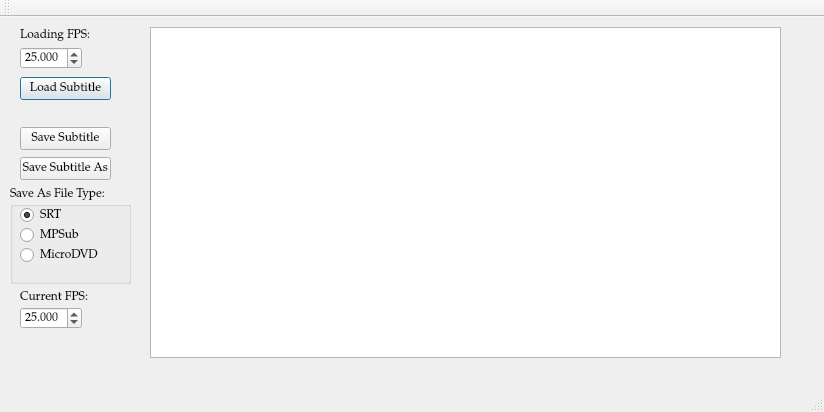
Before: the Qt Designer form mainwindow.ui in NikolaJov96/DivXConverter, drawn with Qt 5.
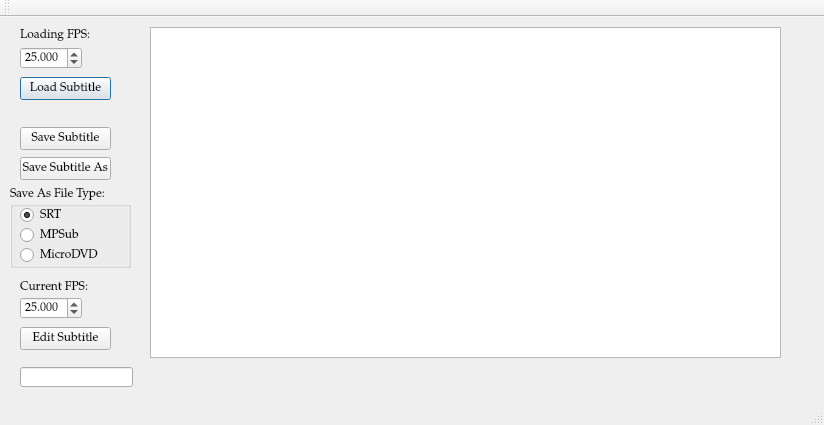
After: the same form once the commit is applied.

Commit message: Subtitle editing and searching. Doxygen comments.

The edit to the form file:
```diff
--- a/mainwindow.ui
+++ b/mainwindow.ui
@@ -13,7 +13,7 @@
     <x>0</x>
     <y>0</y>
     <width>824</width>
-    <height>412</height>
+    <height>425</height>
    </rect>
   </property>
   <property name="font">
@@ -45,7 +45,7 @@
     <property name="geometry">
      <rect>
       <x>20</x>
-      <y>270</y>
+      <y>260</y>
       <width>71</width>
       <height>21</height>
      </rect>
@@ -95,7 +95,7 @@
       <x>10</x>
       <y>170</y>
       <width>121</width>
-      <height>97</height>
+      <height>81</height>
      </rect>
     </property>
     <property name="title">
@@ -148,7 +148,7 @@
     <property name="geometry">
      <rect>
       <x>20</x>
-      <y>290</y>
+      <y>280</y>
       <width>62</width>
       <height>22</height>
      </rect>
@@ -214,6 +214,29 @@
      <string>Save Subtitle As</string>
     </property>
    </widget>
+   <widget class="QPushButton" name="editButton">
+    <property name="geometry">
+     <rect>
+      <x>20</x>
+      <y>310</y>
+      <width>91</width>
+      <height>23</height>
+     </rect>
+    </property>
+    <property name="text">
+     <string>Edit Subtitle</string>
+    </property>
+   </widget>
+   <widget class="QLineEdit" name="searchLineEdit">
+    <property name="geometry">
+     <rect>
+      <x>20</x>
+      <y>350</y>
+      <width>113</width>
+      <height>20</height>
+     </rect>
+    </property>
+   </widget>
   </widget>
   <widget class="QMenuBar" name="menuBar">
    <property name="geometry">
```
The commit also changes 17 other files.
